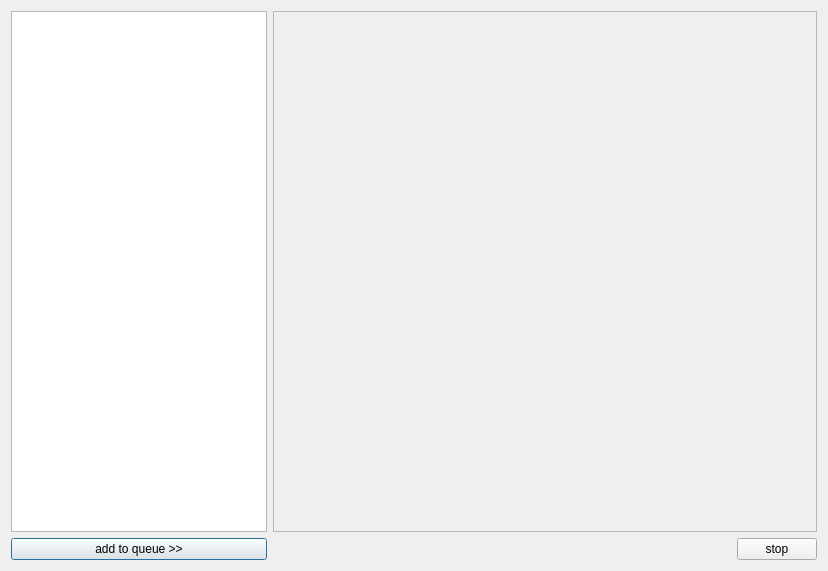
This is sources/downloaderdialog.ui in 0xzer0x/quran-companion as Qt 5 draws it before an edit. The edited form follows.
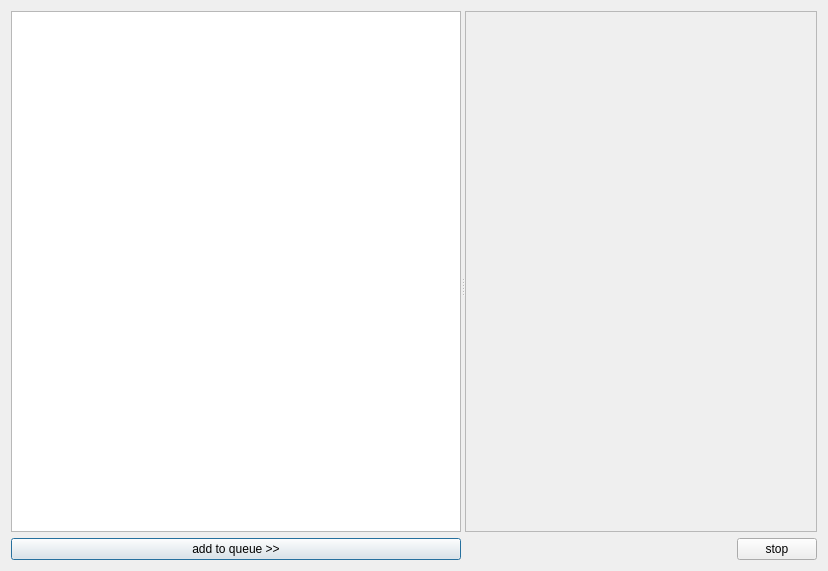
This is the edited form.

What changed in the file:
```diff
--- a/sources/downloaderdialog.ui
+++ b/sources/downloaderdialog.ui
@@ -16,13 +16,21 @@
   <property name="windowTitle">
    <string>Dialog</string>
   </property>
-  <layout class="QHBoxLayout" name="horizontalLayout_2">
+  <layout class="QVBoxLayout" name="verticalLayout_4">
    <item>
+    <widget class="QSplitter" name="splitter">
+     <property name="orientation">
+      <enum>Qt::Horizontal</enum>
+     </property>
+     <property name="childrenCollapsible">
+      <bool>false</bool>
+     </property>
+     <widget class="QWidget" name="">
     <layout class="QVBoxLayout" name="verticalLayout">
      <item>
       <widget class="QTreeView" name="treeView">
        <property name="sizePolicy">
-        <sizepolicy hsizetype="Minimum" vsizetype="Expanding">
+          <sizepolicy hsizetype="MinimumExpanding" vsizetype="Expanding">
          <horstretch>0</horstretch>
          <verstretch>0</verstretch>
         </sizepolicy>
@@ -46,11 +54,23 @@
       </widget>
      </item>
     </layout>
-   </item>
-   <item>
+     </widget>
+     <widget class="QWidget" name="">
     <layout class="QVBoxLayout" name="verticalLayout_3">
      <item>
       <widget class="QScrollArea" name="scrollArea">
+         <property name="sizePolicy">
+          <sizepolicy hsizetype="MinimumExpanding" vsizetype="Expanding">
+           <horstretch>0</horstretch>
+           <verstretch>0</verstretch>
+          </sizepolicy>
+         </property>
+         <property name="minimumSize">
+          <size>
+           <width>200</width>
+           <height>0</height>
+          </size>
+         </property>
        <property name="widgetResizable">
         <bool>true</bool>
        </property>
@@ -59,7 +79,7 @@
          <rect>
           <x>0</x>
           <y>0</y>
-          <width>542</width>
+            <width>239</width>
           <height>517</height>
          </rect>
         </property>
@@ -109,6 +129,8 @@
       </layout>
      </item>
     </layout>
+     </widget>
+    </widget>
    </item>
   </layout>
  </widget>
```
Lines whose indentation alone changed are shown as unchanged.
